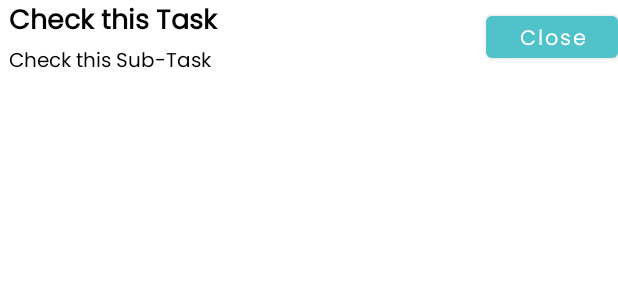
After one commit to Maneet-Sri2001/PersonX, an Android app: the layout notification_layout.xml on its own in the app's theme, with its tools: preview values and no code run, on a phone screen of 412 x 824 dp. The commit adds this screen. Shown: the top 300 px of the screen. Run offline under Robolectric (Android 15) with nearby library versions, the phone set to English and light mode, and no system bars.

Commit message:
Notification Pushed Working

```diff
--- a/app/build.gradle
+++ b/app/build.gradle
@@ -69,4 +69,5 @@ dependencies {implementation 'com.google.firebase:firebase-auth:21.0.3'
     implementation 'com.github.KwabenBerko:News-API-Java:1.0.0'
     implementation 'com.squareup.picasso:picasso:2.71828'
     implementation 'com.github.xabaras:RecyclerViewSwipeDecorator:1.4'
+    implementation 'androidx.work:work-runtime:2.7.1'
 }
--- a/app/src/main/java/com/collegeproject/personx/Adaptor/NewsRecycleViewAdaptor.java
+++ b/app/src/main/java/com/collegeproject/personx/Adaptor/NewsRecycleViewAdaptor.java
@@ -43,6 +43,7 @@ public class NewsRecycleViewAdaptor extends RecyclerView.Adapter<NewsRecycleView
     holder.des.setText(model.getTitle());
     holder.auth.setText(model.getAuthor());
     holder.pub.setText(model.getPublishAt());
+    holder.source.setText(model.getSourceName());
     Glide.with(holder.itemView).load(model.getImgUrl()).into(holder.img);
     holder.itemView.setOnClickListener(new View.OnClickListener() {
       @Override
@@ -62,7 +63,7 @@ public class NewsRecycleViewAdaptor extends RecyclerView.Adapter<NewsRecycleView
   public class ViewHolder extends RecyclerView.ViewHolder implements View.OnClickListener {
 
     ImageView img;
-    TextView auth, des, pub;
+    TextView auth, des, pub, source;
 
     public ViewHolder(@NonNull View itemView) {
       super(itemView);
@@ -71,6 +72,7 @@ public class NewsRecycleViewAdaptor extends RecyclerView.Adapter<NewsRecycleView
       des = itemView.findViewById(R.id.news_title);
       pub = itemView.findViewById(R.id.news_publishAt);
       auth = itemView.findViewById(R.id.news_author);
+      source = itemView.findViewById(R.id.news_source);
     }
 
     @Override
--- /dev/null
+++ b/app/src/main/res/layout/notification_layout.xml
@@ -0,0 +1,45 @@
+<?xml version="1.0" encoding="utf-8"?>
+<LinearLayout xmlns:android="http://schemas.android.com/apk/res/android"
+  android:layout_width="match_parent"
+  android:layout_height="wrap_content">
+
+  <RelativeLayout
+    android:id="@+id/layout"
+    android:layout_width="fill_parent"
+    android:layout_height="50dp">
+
+    <Button
+      android:id="@+id/flashButton"
+      android:layout_width="wrap_content"
+      android:layout_height="40dp"
+      android:layout_alignParentEnd="true"
+      android:layout_centerVertical="true"
+      android:text="Close"
+      android:textAllCaps="false" />
+
+    <RelativeLayout
+      android:layout_width="wrap_content"
+      android:layout_height="wrap_content"
+      android:layout_centerVertical="true"
+      android:layout_marginStart="6dp">
+
+      <TextView
+        android:id="@+id/message"
+        android:layout_width="match_parent"
+        android:layout_height="wrap_content"
+        android:layout_alignParentStart="true"
+        android:textSize="18sp"
+        android:textStyle="bold"
+        android:text="Check this Task"/>
+
+      <TextView
+        android:id="@+id/date"
+        android:layout_width="wrap_content"
+        android:layout_height="wrap_content"
+        android:layout_below="@+id/message"
+        android:layout_alignParentStart="true"
+        android:text="Check this Sub-Task"
+        android:textSize="13sp" />
+    </RelativeLayout>
+  </RelativeLayout>
+</LinearLayout>
--- a/app/src/main/res/layout/task_bottom_sheet.xml
+++ b/app/src/main/res/layout/task_bottom_sheet.xml
@@ -125,7 +125,6 @@
             <TextView
                 android:id="@+id/task_deadline"
                 android:layout_width="wrap_content"
-
                 android:layout_height="wrap_content"
                 android:layout_gravity="center"
                 android:background="?attr/selectableItemBackgroundBorderless"
@@ -196,7 +195,6 @@
                 android:background="?attr/selectableItemBackgroundBorderless"
                 android:cropToPadding="true"
                 android:longClickable="true"
-                app:tint="@color/teal_700"
                 android:padding="3dp"
                 android:src="@drawable/ic_deadline" />
 
```
Also changed, not shown: app/src/main/AndroidManifest.xml (+10 -0 lines), app/src/main/java/com/collegeproject/personx/AlarmNotification.java (added, +59 -0 lines), app/src/main/java/com/collegeproject/personx/BootUpReceiver.java (added, +13 -0 lines), app/src/main/java/com/collegeproject/personx/Fragments/ForgetPassFrag.java (+93 -5 lines), app/src/main/java/com/collegeproject/personx/Utils/TaskCreateFrag.java (+46 -2 lines), app/src/main/res/layout/fragment_forget_pass.xml (+21 -1 lines), app/src/main/res/layout/fragment_home_page.xml (+22 -17 lines), app/src/main/res/layout/single_news_recycler.xml (+0 -9 lines).
